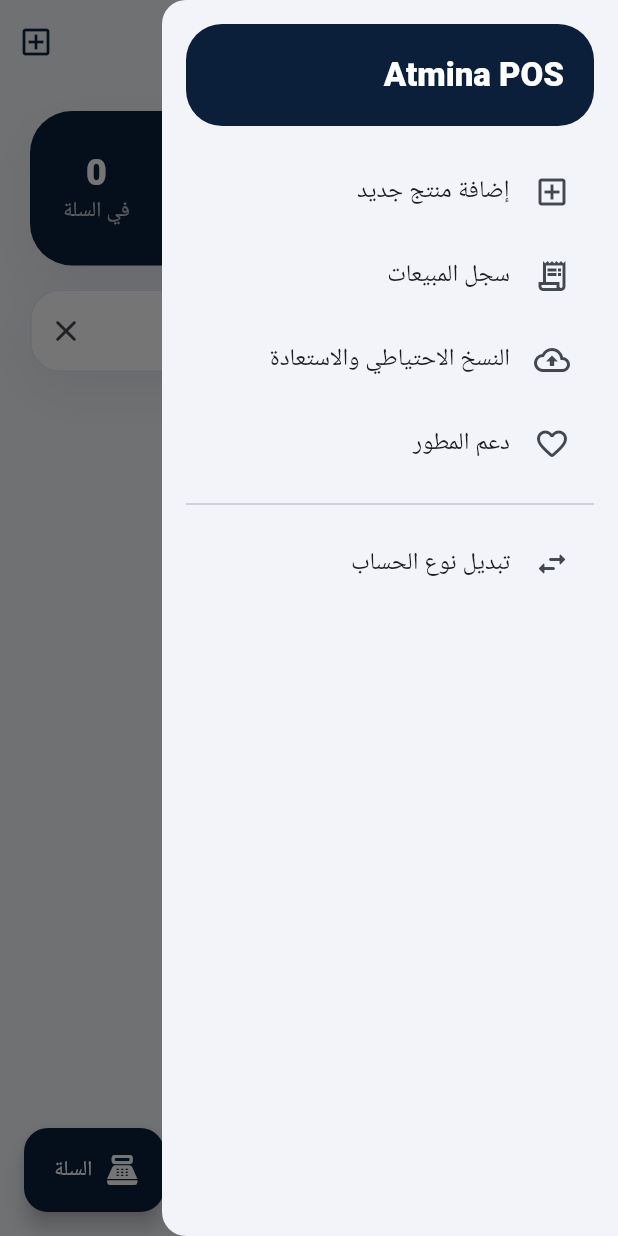
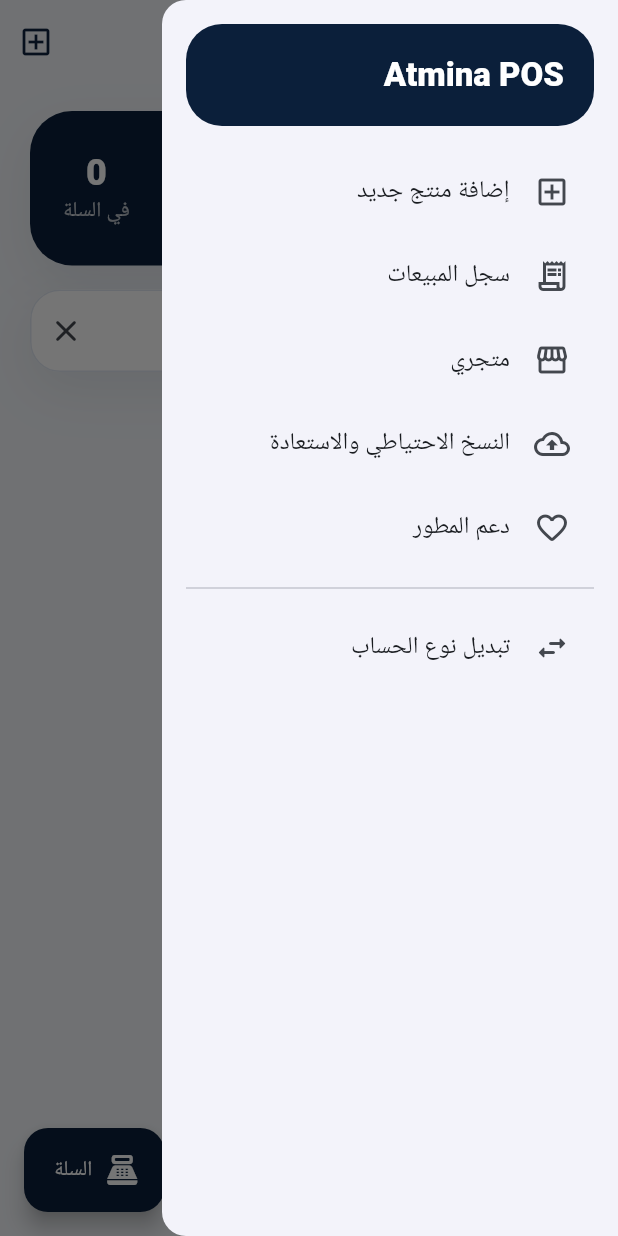
Before and after one commit to Gyorinm/atmina, a Flutter app: the HomeScreen screen opened directly, with the side drawer open, on a phone screen of 412 x 824 dp. Run offline on Flutter 3.47's test engine with Material 3 defaults, Android fonts, the phone set to English and light mode, and no system bars; our stand-ins replace app_links, file_picker, flutter_riverpod, share_plus, shared_preferences, sqflite; accounts and stored records are empty.

Commit message:
feat: add my-store entry to merchant drawer

```diff
--- a/lib/src/features/products/presentation/screens/home_screen.dart
+++ b/lib/src/features/products/presentation/screens/home_screen.dart
@@ -8,6 +8,7 @@ import '../../../cart/application/cart_controller.dart';
 import '../../../cart/presentation/screens/cart_screen.dart';
 import '../../../onboarding/application/app_role_controller.dart';
 import '../../../orders/presentation/sales_history_screen.dart';
+import '../../../store/presentation/screens/merchant_store_screen.dart';
 import '../../application/products_providers.dart';
 import '../../domain/models/product.dart';
 import '../widgets/add_product_dialog.dart';
@@ -63,6 +64,7 @@ class _HomeScreenState extends ConsumerState<HomeScreen> {
         onAddProduct: () => _openAddProductDialog(categories),
         onSalesHistory: () => _openPage(const SalesHistoryScreen()),
         onBackup: () => _openPage(const BackupRestoreScreen()),
+        onMyStore: () => _openPage(const MerchantStoreScreen()),
         onSupportDeveloper: _supportDeveloper,
         onSwitchRole: () => ref.read(appRoleControllerProvider.notifier).clearRole(),
       ),
@@ -359,6 +361,7 @@ class _HomeDrawer extends StatelessWidget {
     required this.onAddProduct,
     required this.onSalesHistory,
     required this.onBackup,
+    required this.onMyStore,
     required this.onSupportDeveloper,
     required this.onSwitchRole,
   });
@@ -366,6 +369,7 @@ class _HomeDrawer extends StatelessWidget {
   final VoidCallback onAddProduct;
   final VoidCallback onSalesHistory;
   final VoidCallback onBackup;
+  final VoidCallback onMyStore;
   final VoidCallback onSupportDeveloper;
   final VoidCallback onSwitchRole;
 
@@ -404,6 +408,14 @@ class _HomeDrawer extends StatelessWidget {
               onTap: () {
                 Navigator.pop(context);
                 onSalesHistory();
+              },
+            ),
+            ListTile(
+              leading: const Icon(Icons.storefront_outlined),
+              title: const Text('متجري'),
+              onTap: () {
+                Navigator.pop(context);
+                onMyStore();
               },
             ),
             ListTile(
```
